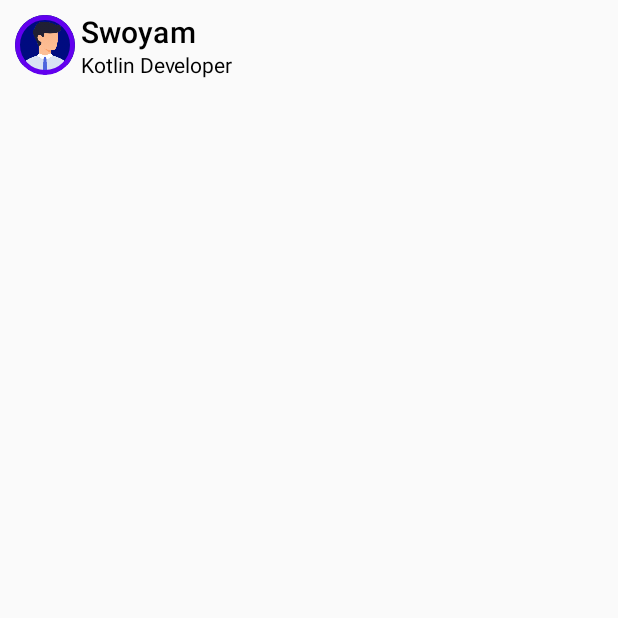
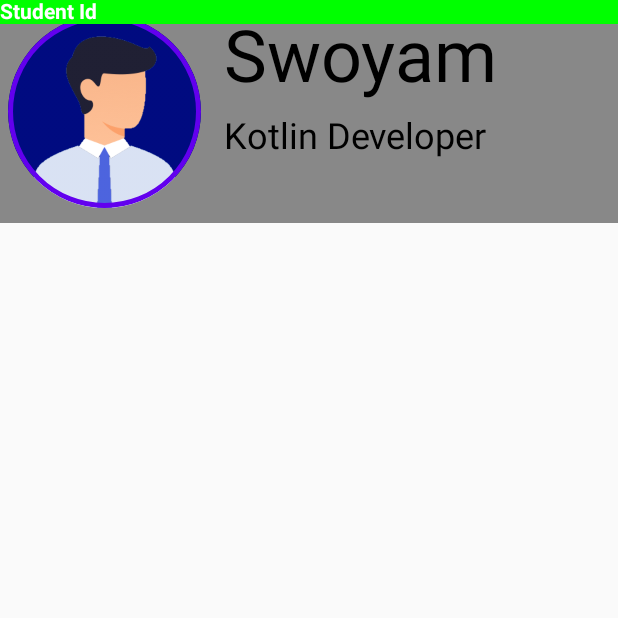
Before and after one commit to swoyam2609/Learing-Jetpack-Compose, an Android app built with Jetpack Compose: the screen it shows after launch (MainActivity), on a phone screen of 412 x 824 dp, the top half of it. Run offline under Robolectric (Android 15) with nearby library versions, the phone set to English and light mode, and no system bars.

Commit message:
Temp Push

```diff
--- a/app/src/main/java/com/example/myfirstcomposeapp/MainActivity.kt
+++ b/app/src/main/java/com/example/myfirstcomposeapp/MainActivity.kt
@@ -2,19 +2,25 @@ package com.example.myfirstcomposeapp
 
 import android.content.res.Configuration
 import android.os.Bundle
+import android.telecom.Call.Details
 import androidx.activity.ComponentActivity
 import androidx.activity.compose.setContent
 import androidx.compose.foundation.Image
+import androidx.compose.foundation.background
 import androidx.compose.foundation.border
 import androidx.compose.foundation.isSystemInDarkTheme
 import androidx.compose.foundation.layout.*
+import androidx.compose.foundation.layout.RowScopeInstance.weight
 import androidx.compose.foundation.shape.CircleShape
 import androidx.compose.material.*
 import androidx.compose.runtime.Composable
 import androidx.compose.runtime.CompositionLocalProvider
 import androidx.compose.ui.Modifier
 import androidx.compose.ui.draw.clip
+import androidx.compose.ui.graphics.Color
 import androidx.compose.ui.res.painterResource
+import androidx.compose.ui.text.TextStyle
+import androidx.compose.ui.text.font.FontWeight
 import androidx.compose.ui.tooling.preview.Preview
 import androidx.compose.ui.unit.dp
 import com.example.myfirstcomposeapp.ui.theme.MyFirstComposeAppTheme
@@ -23,40 +29,74 @@ class MainActivity : ComponentActivity() {
     override fun onCreate(savedInstanceState: Bundle?) {
         super.onCreate(savedInstanceState)
         setContent {
-            ProfileCard(profile = Profile("Swoyam", "Kotlin Developer"))
+            ProfileCard(profile = Profile("Swoyam", "Kotlin Developer", 121065, 7.86f))
+            DetailsCard(profile = Profile("Swoyam", "Kotlin Developer", 121065, 7.86f))
         }
     }
 }
 
-data class Profile(val name: String, val description: String)
+data class Profile(val name: String, val description: String, val id: Int, val gpa: Float)
 
 @Composable
 fun ProfileCard(profile: Profile) {
-    Row(modifier = Modifier.padding(10.dp)) {
+    Row(
+        modifier = Modifier
+            .background(color = Color.Gray)
+            .padding(horizontal = 5.dp, vertical = 10.dp)
+    ) {
         Image(
-            painter = painterResource(id = if(isSystemInDarkTheme()){R.drawable.profilepicture} else {R.drawable.profilepicturedark}),
+            painter = painterResource(
+                id = if (isSystemInDarkTheme()) {
+                    R.drawable.profilepicture
+                } else {
+                    R.drawable.profilepicturedark
+                }
+            ),
             contentDescription = "Profile Picture",
             modifier = Modifier
-                .size(40.dp)
+                .weight(1f)
                 .clip(CircleShape)
                 .border(3.dp, MaterialTheme.colors.primary, CircleShape)
         )
 
-        Spacer(modifier = Modifier.size(4.dp))
+        Spacer(modifier = Modifier.size(15.dp))
 
-        Column() {
-            Text(text = profile.name, style = MaterialTheme.typography.h6)
+        Column(
+            modifier = Modifier
+                .weight(2f)
+                .height(100.dp)
+        ) {
+            Text(
+                text = profile.name,
+                style = MaterialTheme.typography.h3,
+                modifier = Modifier.weight(2f)
+            )
             Spacer(modifier = Modifier.height(2.dp))
-            Text(text = profile.description)
+            Text(
+                text = profile.description,
+                style = MaterialTheme.typography.h5,
+                modifier = Modifier.weight(1f)
+            )
         }
     }
 
 }
-@Preview
-@Preview(uiMode = Configuration.UI_MODE_NIGHT_YES, showBackground = true)
+
 @Composable
-fun ProfileCardPreview() {
-    MyFirstComposeAppTheme() {
-        ProfileCard(profile = Profile("Swoyam", "Kotlin Developer"))
+fun DetailsCard(profile: Profile) {
+    Row(
+        modifier = Modifier
+            .background(color = Color.Green)
+    ) {
+        Column(modifier = Modifier.weight(1f)) {
+            Text(
+                text = "Student Id",
+                color = Color.White,
+                style = TextStyle(fontWeight = FontWeight.Bold),
+            )
+        }
+        Column(modifier = Modifier.weight(1f)) {
+
+        }
     }
 }
```
